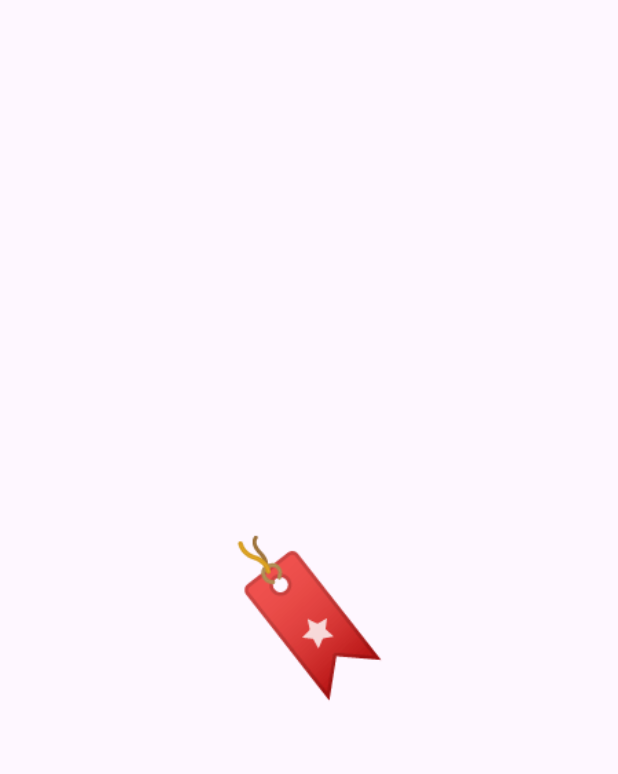
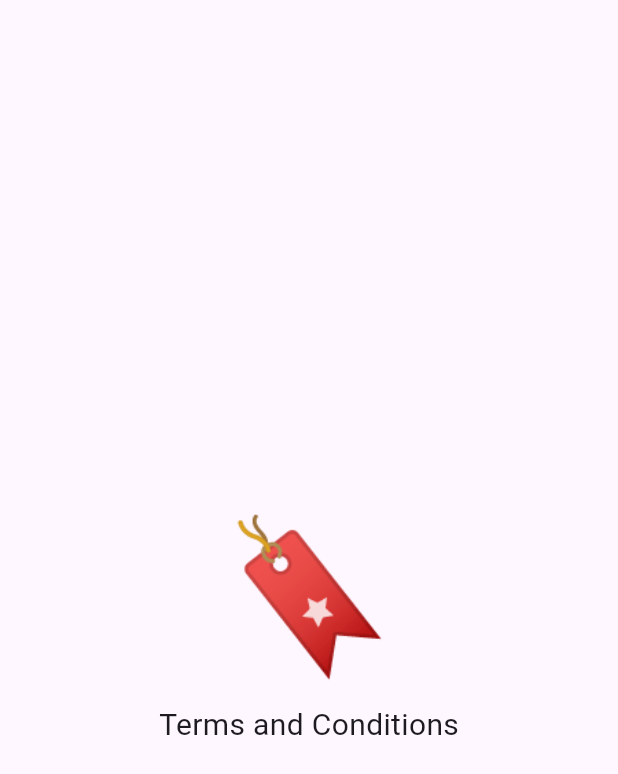
Before and after one commit to Uvais-Mohammad/ml_app, a Flutter app: the SplashScreen screen opened directly, on a phone screen of 412 x 824 dp. Shown: the top 774 px of the screen. Run offline on Flutter 3.47's test engine with Material 3 defaults, Android fonts, the phone set to English and light mode, and no system bars; our stand-ins replace flutter_riverpod, speech_to_text; missing offline and left inert: google_mlkit_translation.

Commit message:
Refactor splash screen layout

```diff
--- a/lib/src/features/splash/screens/splash_screen.dart
+++ b/lib/src/features/splash/screens/splash_screen.dart
@@ -25,11 +25,20 @@ class _SplashScreenState extends State<SplashScreen> {
   @override
   Widget build(BuildContext context) {
     return const Scaffold(
-      body: Center(
-        child: Text(
-          '🔖',
-          style: TextStyle(fontSize: 100),
-        ),
+      body: Column(
+        mainAxisAlignment: MainAxisAlignment.center,
+        children: [
+          Center(
+            child: Text(
+              '🔖',
+              style: TextStyle(fontSize: 100),
+            ),
+          ),
+          Text(
+            'Terms and Conditions',
+            style: TextStyle(fontSize: 20),
+          ),
+        ],
       ),
     );
   }
```
